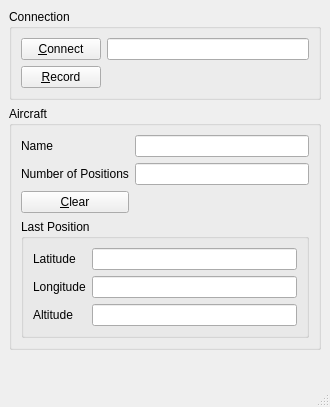
This is src/MainWindow.ui in till213/SkyDolly as Qt 5 draws it before an edit. The edited form follows.
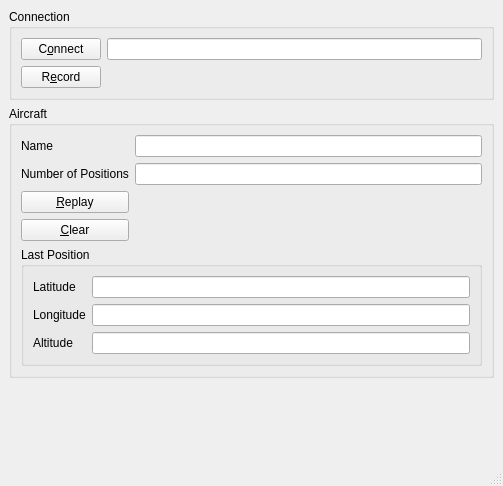
This is the edited form.

```diff
--- a/src/MainWindow.ui
+++ b/src/MainWindow.ui
@@ -6,8 +6,8 @@
    <rect>
     <x>0</x>
     <y>0</y>
-    <width>330</width>
-    <height>407</height>
+    <width>503</width>
+    <height>486</height>
    </rect>
   </property>
   <property name="windowTitle">
@@ -26,7 +26,7 @@
          <item row="0" column="0">
           <widget class="QPushButton" name="connectionPushButton">
            <property name="text">
-            <string>&amp;Connect</string>
+            <string>C&amp;onnect</string>
            </property>
           </widget>
          </item>
@@ -43,7 +43,7 @@
          <item row="1" column="0">
           <widget class="QPushButton" name="recordPushButton">
            <property name="text">
-            <string>&amp;Record</string>
+            <string>R&amp;ecord</string>
            </property>
            <property name="checkable">
             <bool>true</bool>
@@ -78,7 +78,7 @@
          </property>
         </widget>
        </item>
-       <item row="4" column="0" colspan="2">
+       <item row="5" column="0" colspan="2">
         <widget class="QGroupBox" name="groupBox_3">
          <property name="title">
           <string>Last Position</string>
@@ -129,6 +129,13 @@
          </layout>
         </widget>
        </item>
+       <item row="4" column="0">
+        <widget class="QPushButton" name="clearPushButton">
+         <property name="text">
+          <string>&amp;Clear</string>
+         </property>
+        </widget>
+       </item>
        <item row="0" column="1">
         <widget class="QLineEdit" name="nameLineEdit">
          <property name="readOnly">
@@ -137,9 +144,12 @@
         </widget>
        </item>
        <item row="3" column="0">
-        <widget class="QPushButton" name="clearPushButton">
+        <widget class="QPushButton" name="replayPushButton">
          <property name="text">
-          <string>&amp;Clear</string>
+          <string>&amp;Replay</string>
+         </property>
+         <property name="checkable">
+          <bool>true</bool>
          </property>
         </widget>
        </item>
```
Left out of the diff: 2 changed lines with no effect on the pictures.
